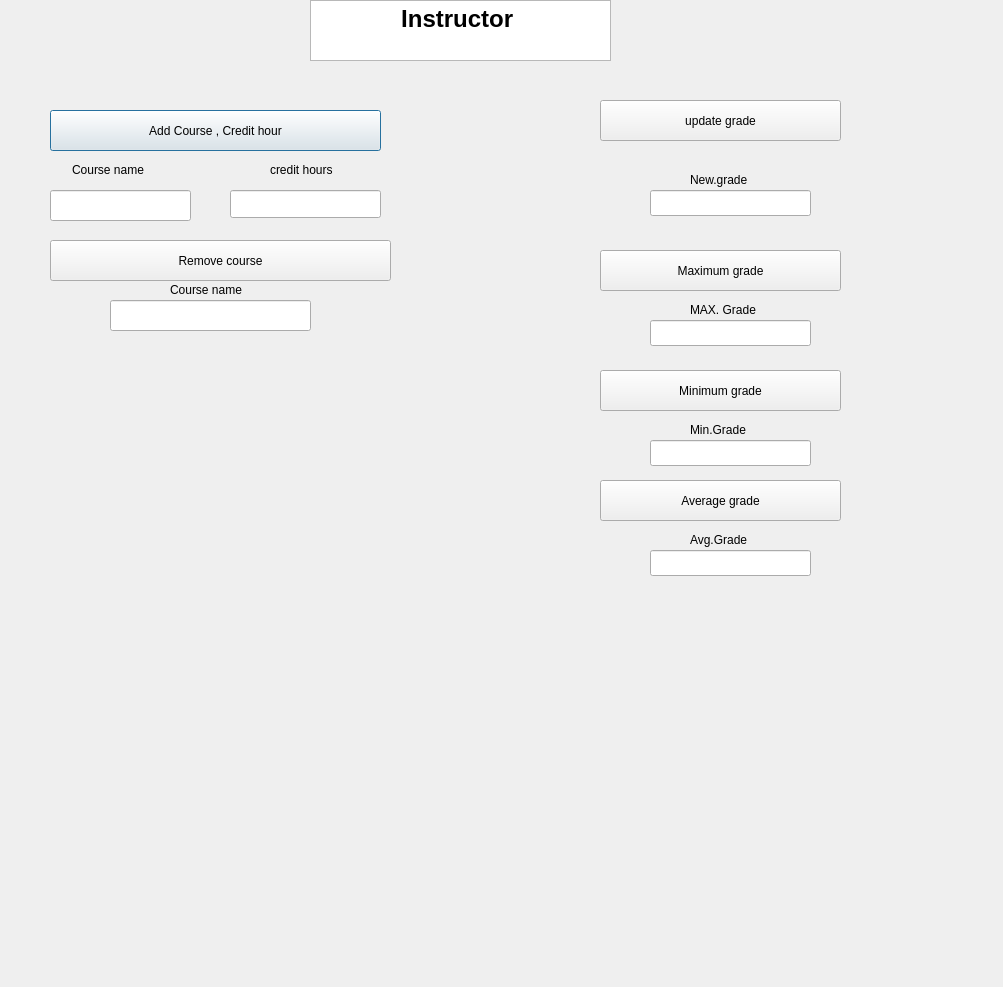
Qt form SRC/instructor.ui (EyadEhab/studentManagementSystem) before a commit.
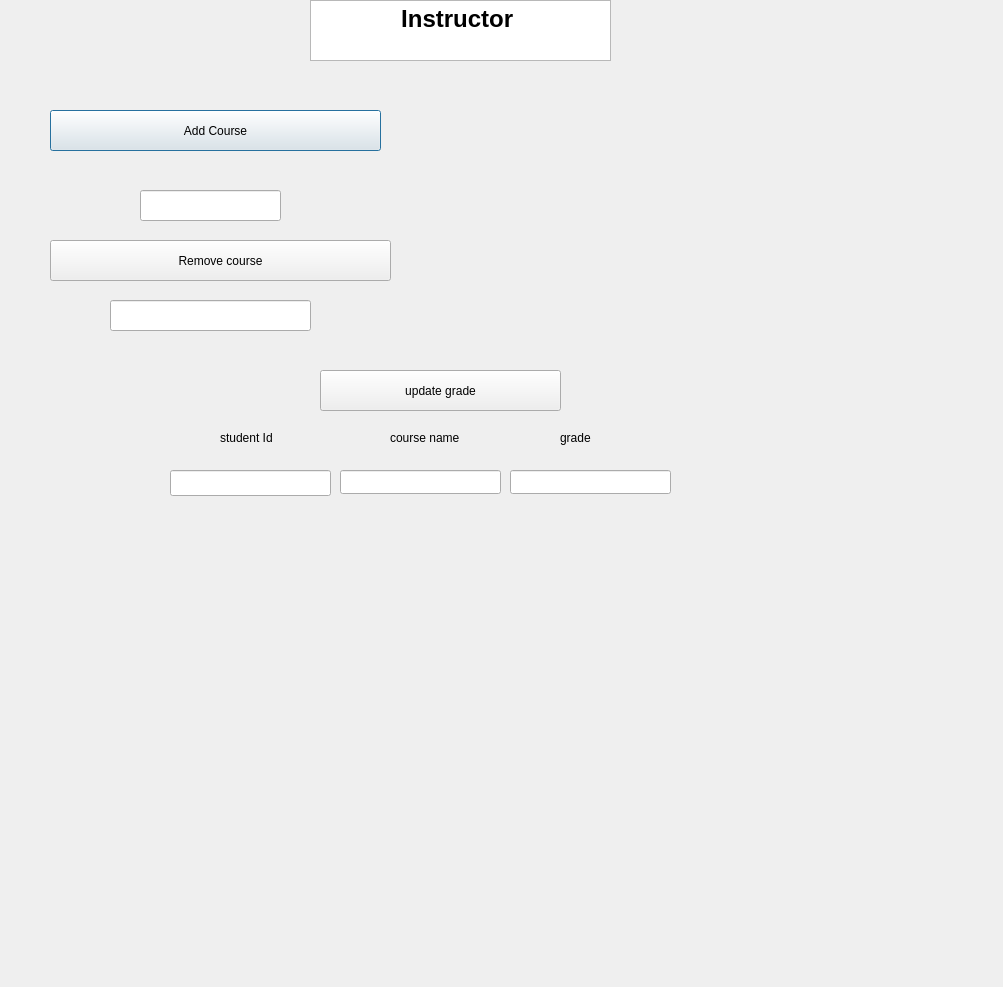
The same form after that commit.

Diff of the .ui file:
```diff
--- a/SRC/instructor.ui
+++ b/SRC/instructor.ui
@@ -57,13 +57,13 @@
     </rect>
    </property>
    <property name="text">
-    <string>Add Course , Credit hour</string>
+    <string>Add Course</string>
    </property>
   </widget>
   <widget class="QLineEdit" name="addCourse_2">
    <property name="geometry">
     <rect>
-     <x>50</x>
+     <x>140</x>
      <y>190</y>
      <width>141</width>
      <height>31</height>
@@ -96,37 +96,11 @@
     </rect>
    </property>
   </widget>
-  <widget class="QLineEdit" name="addCourse_3">
-   <property name="geometry">
-    <rect>
-     <x>230</x>
-     <y>190</y>
-     <width>151</width>
-     <height>28</height>
-    </rect>
-   </property>
-   <property name="text">
-    <string/>
-   </property>
-  </widget>
-  <widget class="QPushButton" name="getmingrade">
-   <property name="geometry">
-    <rect>
-     <x>600</x>
-     <y>370</y>
-     <width>241</width>
-     <height>41</height>
-    </rect>
-   </property>
-   <property name="text">
-    <string>Minimum grade</string>
-   </property>
-  </widget>
   <widget class="QPushButton" name="updateGrade">
    <property name="geometry">
     <rect>
-     <x>600</x>
-     <y>100</y>
+     <x>320</x>
+     <y>370</y>
      <width>241</width>
      <height>41</height>
     </rect>
@@ -135,154 +109,14 @@
     <string>update grade</string>
    </property>
   </widget>
-  <widget class="QLineEdit" name="lineEdit_5">
-   <property name="geometry">
-    <rect>
-     <x>650</x>
-     <y>440</y>
-     <width>161</width>
-     <height>26</height>
-    </rect>
-   </property>
-  </widget>
-  <widget class="QLineEdit" name="line1">
-   <property name="geometry">
-    <rect>
-     <x>650</x>
-     <y>190</y>
-     <width>161</width>
-     <height>26</height>
-    </rect>
-   </property>
-  </widget>
-  <widget class="QLineEdit" name="line2">
-   <property name="geometry">
-    <rect>
-     <x>650</x>
-     <y>550</y>
-     <width>161</width>
-     <height>26</height>
-    </rect>
-   </property>
-   <property name="cursor">
-    <cursorShape>ArrowCursor</cursorShape>
-   </property>
-   <property name="mouseTracking">
-    <bool>false</bool>
-   </property>
-  </widget>
-  <widget class="QPushButton" name="getmaxgrade">
-   <property name="geometry">
-    <rect>
-     <x>600</x>
-     <y>250</y>
-     <width>241</width>
-     <height>41</height>
-    </rect>
-   </property>
-   <property name="text">
-    <string>Maximum grade</string>
-   </property>
-  </widget>
-  <widget class="QLineEdit" name="line3">
-   <property name="geometry">
-    <rect>
-     <x>650</x>
-     <y>320</y>
-     <width>161</width>
-     <height>26</height>
-    </rect>
-   </property>
-  </widget>
-  <widget class="QPushButton" name="getAverageGrade">
-   <property name="geometry">
-    <rect>
-     <x>600</x>
-     <y>480</y>
-     <width>241</width>
-     <height>41</height>
-    </rect>
-   </property>
-   <property name="text">
-    <string>Average grade</string>
-   </property>
-  </widget>
-  <widget class="QLabel" name="label">
-   <property name="geometry">
-    <rect>
-     <x>72</x>
-     <y>160</y>
-     <width>91</width>
-     <height>20</height>
-    </rect>
-   </property>
-   <property name="text">
-    <string>Course name</string>
-   </property>
-  </widget>
-  <widget class="QLabel" name="label_3">
-   <property name="geometry">
-    <rect>
-     <x>270</x>
-     <y>160</y>
-     <width>81</width>
-     <height>20</height>
-    </rect>
-   </property>
-   <property name="text">
-    <string>credit hours</string>
-   </property>
-  </widget>
-  <widget class="QLabel" name="label_2">
+  <widget class="QLineEdit" name="studentid1">
    <property name="geometry">
     <rect>
      <x>170</x>
-     <y>280</y>
-     <width>101</width>
-     <height>20</height>
+     <y>470</y>
+     <width>161</width>
+     <height>26</height>
     </rect>
-   </property>
-   <property name="text">
-    <string>Course name</string>
-   </property>
-  </widget>
-  <widget class="QLabel" name="label_4">
-   <property name="geometry">
-    <rect>
-     <x>690</x>
-     <y>170</y>
-     <width>81</width>
-     <height>20</height>
-    </rect>
-   </property>
-   <property name="text">
-    <string>New.grade</string>
-   </property>
-  </widget>
-  <widget class="QLabel" name="label_5">
-   <property name="geometry">
-    <rect>
-     <x>690</x>
-     <y>300</y>
-     <width>91</width>
-     <height>20</height>
-    </rect>
-   </property>
-   <property name="text">
-    <string>MAX. Grade</string>
-   </property>
-  </widget>
-  <widget class="QLabel" name="label_6">
-   <property name="geometry">
-    <rect>
-     <x>690</x>
-     <y>420</y>
-     <width>81</width>
-     <height>20</height>
-    </rect>
-   </property>
-   <property name="text">
-    <string>Min.Grade</string>
    </property>
   </widget>
   <widget class="QLabel" name="label_7">
@@ -298,17 +132,63 @@
     <string/>
    </property>
   </widget>
-  <widget class="QLabel" name="label_8">
+  <widget class="QLineEdit" name="courseName1">
    <property name="geometry">
     <rect>
-     <x>690</x>
-     <y>530</y>
+     <x>340</x>
+     <y>470</y>
+     <width>161</width>
+     <height>24</height>
+    </rect>
+   </property>
+  </widget>
+  <widget class="QLineEdit" name="grade1">
+   <property name="geometry">
+    <rect>
+     <x>510</x>
+     <y>470</y>
+     <width>161</width>
+     <height>24</height>
+    </rect>
+   </property>
+  </widget>
+  <widget class="QLabel" name="label">
+   <property name="geometry">
+    <rect>
+     <x>220</x>
+     <y>430</y>
      <width>81</width>
-     <height>20</height>
+     <height>16</height>
     </rect>
    </property>
    <property name="text">
-    <string>Avg.Grade</string>
+    <string>student Id</string>
+   </property>
+  </widget>
+  <widget class="QLabel" name="label_2">
+   <property name="geometry">
+    <rect>
+     <x>390</x>
+     <y>430</y>
+     <width>81</width>
+     <height>16</height>
+    </rect>
+   </property>
+   <property name="text">
+    <string>course name</string>
+   </property>
+  </widget>
+  <widget class="QLabel" name="label_3">
+   <property name="geometry">
+    <rect>
+     <x>560</x>
+     <y>430</y>
+     <width>81</width>
+     <height>16</height>
+    </rect>
+   </property>
+   <property name="text">
+    <string>grade</string>
    </property>
   </widget>
  </widget>
```
